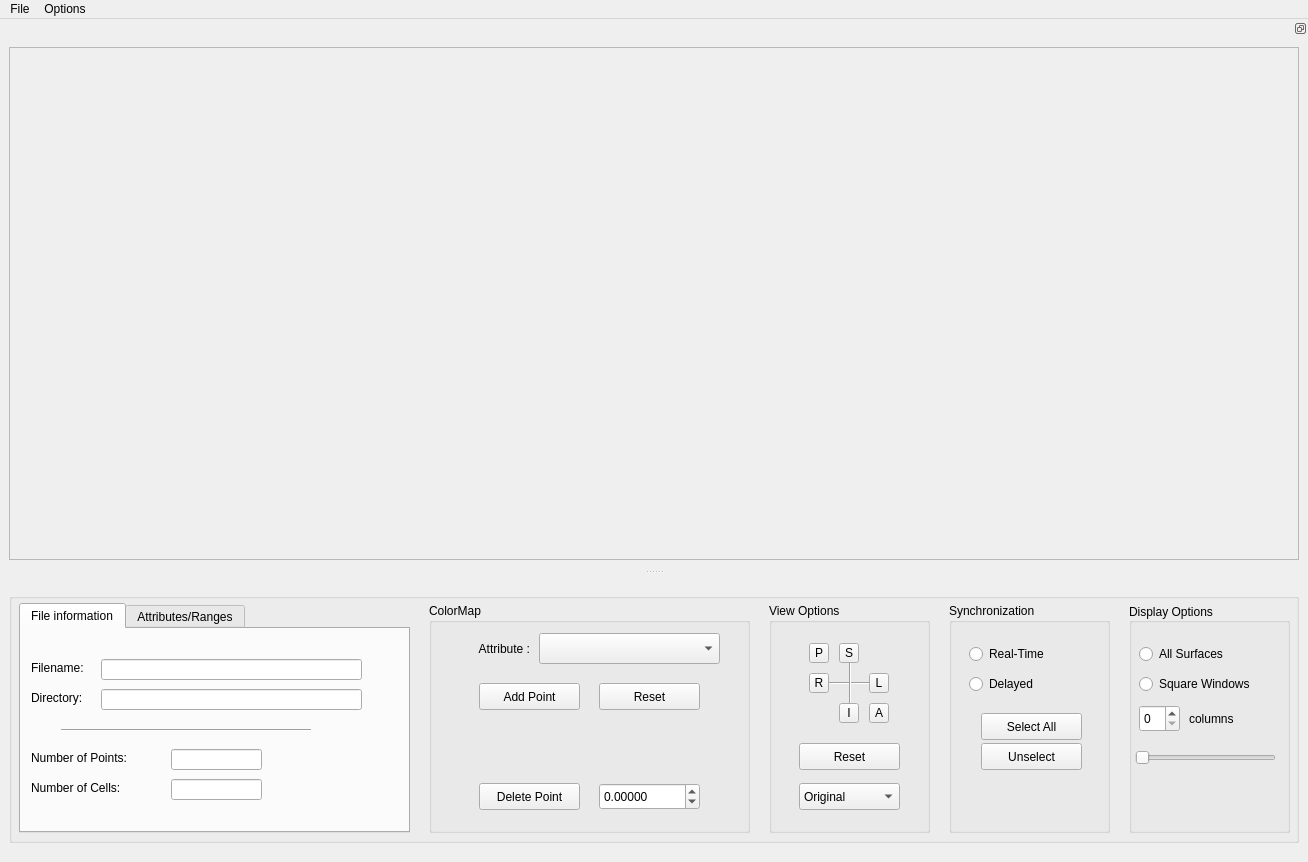
This is src/ShapePopulationQT.ui in NIRALUser/ShapePopulationViewer as Qt 5 draws it before an edit. The edited form follows.
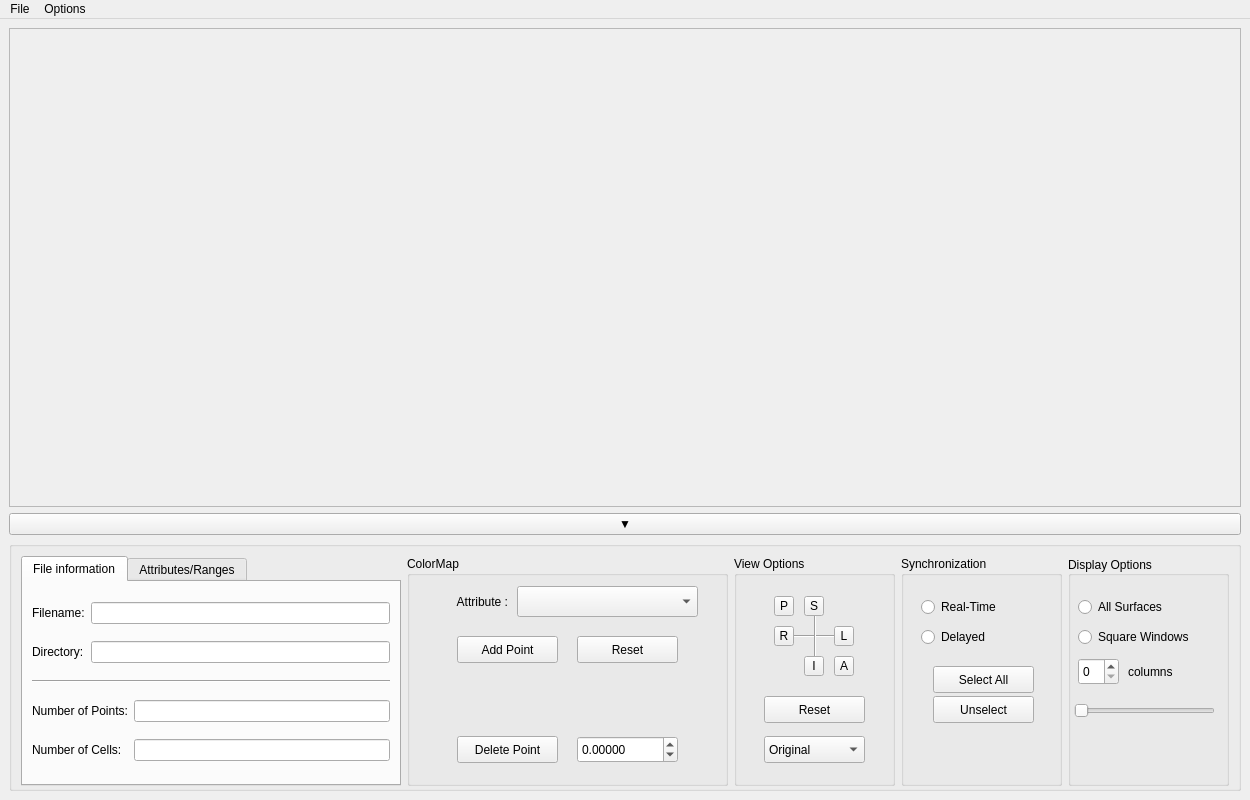
This is the edited form. Icons and pictures are not drawn. Custom widgets are drawn as their Qt base class.

Commit message:
GUI optimization + bug correction on selection
- ENH : the display area now can't be detached from the mainwindow, but a Hide/Show button allows to only display this area
- ENH : the resizing of the mainwindow has been updated to resize the tools and the display area smoothly
- BUG : when unselecting all then selecting all, the colorbar was enabled after the update of the colormap, which resulted in black meshes and void colorbars. Just switching those two processes fixed the bug.

```diff
--- a/src/ShapePopulationQT.ui
+++ b/src/ShapePopulationQT.ui
@@ -6,8 +6,8 @@
    <rect>
     <x>0</x>
     <y>0</y>
-    <width>1308</width>
-    <height>862</height>
+    <width>1250</width>
+    <height>800</height>
    </rect>
   </property>
   <property name="sizePolicy">
@@ -18,8 +18,8 @@
   </property>
   <property name="minimumSize">
    <size>
-    <width>1300</width>
-    <height>850</height>
+    <width>0</width>
+    <height>0</height>
    </size>
   </property>
   <property name="acceptDrops">
@@ -42,15 +42,85 @@
    <property name="acceptDrops">
     <bool>false</bool>
    </property>
-   <layout class="QGridLayout" name="gridLayout">
-    <item row="0" column="0">
-     <widget class="QGroupBox" name="groupBox_OPTIONS">
+   <layout class="QVBoxLayout" name="verticalLayout">
+    <item>
+     <widget class="QScrollArea" name="scrollArea">
+      <property name="sizePolicy">
+       <sizepolicy hsizetype="Expanding" vsizetype="Expanding">
+        <horstretch>1</horstretch>
+        <verstretch>1</verstretch>
+       </sizepolicy>
+      </property>
+      <property name="minimumSize">
+       <size>
+        <width>0</width>
+        <height>0</height>
+       </size>
+      </property>
+      <property name="maximumSize">
+       <size>
+        <width>524287</width>
+        <height>524287</height>
+       </size>
+      </property>
+      <property name="mouseTracking">
+       <bool>true</bool>
+      </property>
+      <property name="acceptDrops">
+       <bool>false</bool>
+      </property>
+      <property name="layoutDirection">
+       <enum>Qt::LeftToRight</enum>
+      </property>
+      <property name="verticalScrollBarPolicy">
+       <enum>Qt::ScrollBarAsNeeded</enum>
+      </property>
+      <property name="horizontalScrollBarPolicy">
+       <enum>Qt::ScrollBarAsNeeded</enum>
+      </property>
+      <property name="widgetResizable">
+       <bool>false</bool>
+      </property>
+      <widget class="QWidget" name="scrollAreaWidgetContents">
+       <property name="geometry">
+        <rect>
+         <x>0</x>
+         <y>0</y>
+         <width>0</width>
+         <height>0</height>
+        </rect>
+       </property>
+       <property name="sizePolicy">
+        <sizepolicy hsizetype="Expanding" vsizetype="Expanding">
+         <horstretch>1</horstretch>
+         <verstretch>1</verstretch>
+        </sizepolicy>
+       </property>
+       <property name="mouseTracking">
+        <bool>true</bool>
+       </property>
+       <property name="acceptDrops">
+        <bool>false</bool>
+       </property>
+       <layout class="QGridLayout" name="gridLayout_5"/>
+      </widget>
+     </widget>
+    </item>
+    <item>
+     <widget class="QPushButton" name="pushButton_displayTools">
+      <property name="text">
+       <string>▼</string>
+      </property>
+     </widget>
+    </item>
+    <item>
+     <widget class="QGroupBox" name="toolBox">
       <property name="enabled">
        <bool>true</bool>
       </property>
       <property name="minimumSize">
        <size>
-        <width>1290</width>
+        <width>1150</width>
         <height>250</height>
        </size>
       </property>
@@ -69,14 +139,153 @@
       <property name="checkable">
        <bool>false</bool>
       </property>
+      <layout class="QHBoxLayout" name="horizontalLayout">
+       <item>
+        <widget class="QTabWidget" name="tabWidget">
+         <property name="enabled">
+          <bool>true</bool>
+         </property>
+         <property name="minimumSize">
+          <size>
+           <width>300</width>
+           <height>230</height>
+          </size>
+         </property>
+         <property name="maximumSize">
+          <size>
+           <width>600</width>
+           <height>230</height>
+          </size>
+         </property>
+         <property name="currentIndex">
+          <number>0</number>
+         </property>
+         <widget class="QWidget" name="tab_INFO">
+          <attribute name="title">
+           <string>File information</string>
+          </attribute>
+          <layout class="QGridLayout" name="gridLayout">
+           <item row="0" column="0">
+            <widget class="QLabel" name="label_filename">
+             <property name="text">
+              <string>Filename:</string>
+             </property>
+            </widget>
+           </item>
+           <item row="0" column="1" colspan="2">
+            <widget class="QLineEdit" name="lineEdit_filename">
+             <property name="readOnly">
+              <bool>true</bool>
+             </property>
+            </widget>
+           </item>
+           <item row="1" column="0">
+            <widget class="QLabel" name="label_dir">
+             <property name="text">
+              <string>Directory:</string>
+             </property>
+            </widget>
+           </item>
+           <item row="1" column="1" colspan="2">
+            <widget class="QLineEdit" name="lineEdit_dir">
+             <property name="enabled">
+              <bool>true</bool>
+             </property>
+             <property name="readOnly">
+              <bool>true</bool>
+             </property>
+            </widget>
+           </item>
+           <item row="2" column="0" colspan="3">
+            <widget class="Line" name="line_INFO">
+             <property name="orientation">
+              <enum>Qt::Horizontal</enum>
+             </property>
+            </widget>
+           </item>
+           <item row="3" column="0" colspan="2">
+            <widget class="QLabel" name="label_points">
+             <property name="text">
+              <string>Number of Points:</string>
+             </property>
+            </widget>
+           </item>
+           <item row="3" column="2">
+            <widget class="QLineEdit" name="lineEdit_points">
+             <property name="enabled">
+              <bool>true</bool>
+             </property>
+             <property name="readOnly">
+              <bool>true</bool>
+             </property>
+            </widget>
+           </item>
+           <item row="4" column="0" colspan="2">
+            <widget class="QLabel" name="label_cells">
+             <property name="text">
+              <string>Number of Cells:</string>
+             </property>
+            </widget>
+           </item>
+           <item row="4" column="2">
+            <widget class="QLineEdit" name="lineEdit_cells">
+             <property name="enabled">
+              <bool>true</bool>
+             </property>
+             <property name="readOnly">
+              <bool>true</bool>
+             </property>
+            </widget>
+           </item>
+          </layout>
+         </widget>
+         <widget class="QWidget" name="tab_data">
+          <attribute name="title">
+           <string>Attributes/Ranges</string>
+          </attribute>
+          <layout class="QVBoxLayout" name="verticalLayout_2">
+           <item>
+            <widget class="QTableView" name="tableView">
+             <property name="horizontalScrollBarPolicy">
+              <enum>Qt::ScrollBarAsNeeded</enum>
+             </property>
+             <property name="showDropIndicator" stdset="0">
+              <bool>false</bool>
+             </property>
+             <property name="dragDropOverwriteMode">
+              <bool>false</bool>
+             </property>
+             <property name="alternatingRowColors">
+              <bool>false</bool>
+             </property>
+             <property name="wordWrap">
+              <bool>true</bool>
+             </property>
+             <property name="cornerButtonEnabled">
+              <bool>true</bool>
+             </property>
+             <attribute name="verticalHeaderVisible">
+              <bool>false</bool>
+             </attribute>
+            </widget>
+           </item>
+          </layout>
+         </widget>
+        </widget>
+       </item>
+       <item>
       <widget class="QGroupBox" name="groupBox_VISU">
-       <property name="geometry">
-        <rect>
-         <x>420</x>
-         <y>10</y>
+         <property name="minimumSize">
+          <size>
          <width>321</width>
          <height>230</height>
-        </rect>
+          </size>
+         </property>
+         <property name="maximumSize">
+          <size>
+           <width>321</width>
+           <height>230</height>
+          </size>
        </property>
        <property name="title">
         <string>ColorMap</string>
@@ -192,166 +401,23 @@
         </property>
        </widget>
       </widget>
-      <widget class="QGroupBox" name="groupBox_DISPLAY">
-       <property name="geometry">
-        <rect>
-         <x>1120</x>
-         <y>10</y>
-         <width>161</width>
-         <height>230</height>
-        </rect>
-       </property>
-       <property name="title">
-        <string>Display Options</string>
-       </property>
-       <property name="alignment">
-        <set>Qt::AlignLeading|Qt::AlignLeft|Qt::AlignVCenter</set>
-       </property>
-       <widget class="QRadioButton" name="radioButton_DISPLAY_all">
-        <property name="geometry">
-         <rect>
-          <x>10</x>
-          <y>40</y>
-          <width>141</width>
-          <height>22</height>
-         </rect>
-        </property>
-        <property name="text">
-         <string>All Surfaces</string>
-        </property>
-       </widget>
-       <widget class="QRadioButton" name="radioButton_DISPLAY_square">
-        <property name="geometry">
-         <rect>
-          <x>10</x>
-          <y>70</y>
-          <width>141</width>
-          <height>22</height>
-         </rect>
-        </property>
-        <property name="text">
-         <string>Square Windows</string>
-        </property>
-       </widget>
-       <widget class="QSpinBox" name="spinBox_DISPLAY_columns">
-        <property name="geometry">
-         <rect>
-          <x>10</x>
-          <y>102</y>
-          <width>41</width>
-          <height>27</height>
-         </rect>
-        </property>
-       </widget>
-       <widget class="QLabel" name="label_DISPLAY_columns">
-        <property name="geometry">
-         <rect>
-          <x>60</x>
-          <y>100</y>
-          <width>63</width>
-          <height>31</height>
-         </rect>
-        </property>
-        <property name="text">
-         <string>columns</string>
-        </property>
-       </widget>
-       <widget class="QSlider" name="slider_DISPLAY_columns">
-        <property name="enabled">
-         <bool>true</bool>
-        </property>
-        <property name="geometry">
-         <rect>
-          <x>6</x>
-          <y>139</y>
-          <width>141</width>
-          <height>31</height>
-         </rect>
-        </property>
-        <property name="minimum">
-         <number>1</number>
-        </property>
-        <property name="orientation">
-         <enum>Qt::Horizontal</enum>
-        </property>
-       </widget>
-      </widget>
-      <widget class="QGroupBox" name="groupBox_SYNC">
-       <property name="geometry">
-        <rect>
-         <x>940</x>
-         <y>10</y>
-         <width>161</width>
-         <height>230</height>
-        </rect>
-       </property>
-       <property name="title">
-        <string>Synchronization</string>
-       </property>
-       <widget class="QRadioButton" name="radioButton_SYNC_realtime">
-        <property name="geometry">
-         <rect>
-          <x>20</x>
-          <y>40</y>
-          <width>121</width>
-          <height>22</height>
-         </rect>
-        </property>
-        <property name="text">
-         <string>Real-Time</string>
-        </property>
-       </widget>
-       <widget class="QRadioButton" name="radioButton_SYNC_delayed">
-        <property name="geometry">
-         <rect>
-          <x>20</x>
-          <y>70</y>
-          <width>121</width>
-          <height>22</height>
-         </rect>
-        </property>
-        <property name="text">
-         <string>Delayed</string>
-        </property>
-       </widget>
-       <widget class="QPushButton" name="pushButton_SYNC_all">
-        <property name="geometry">
-         <rect>
-          <x>32</x>
-          <y>110</y>
-          <width>101</width>
-          <height>27</height>
-         </rect>
-        </property>
-        <property name="text">
-         <string>Select All</string>
-        </property>
-       </widget>
-       <widget class="QPushButton" name="pushButton_SYNC_unselect">
-        <property name="geometry">
-         <rect>
-          <x>32</x>
-          <y>140</y>
-          <width>101</width>
-          <height>27</height>
-         </rect>
-        </property>
-        <property name="text">
-         <string>Unselect</string>
-        </property>
-       </widget>
-      </widget>
+       </item>
+       <item>
       <widget class="QGroupBox" name="groupBox_VIEW">
        <property name="enabled">
         <bool>true</bool>
        </property>
-       <property name="geometry">
-        <rect>
-         <x>760</x>
-         <y>10</y>
+         <property name="minimumSize">
+          <size>
          <width>161</width>
          <height>230</height>
-        </rect>
+          </size>
+         </property>
+         <property name="maximumSize">
+          <size>
+           <width>161</width>
+           <height>230</height>
+          </size>
        </property>
        <property name="title">
         <string>View Options</string>
@@ -612,299 +678,180 @@
        <zorder>pushButton_VIEW_reset</zorder>
        <zorder>comboBox_SYNC_position</zorder>
       </widget>
-      <widget class="QTabWidget" name="tabWidget">
-       <property name="enabled">
-        <bool>true</bool>
-       </property>
+       </item>
+       <item>
+        <widget class="QGroupBox" name="groupBox_SYNC">
+         <property name="minimumSize">
+          <size>
+           <width>161</width>
+           <height>230</height>
+          </size>
+         </property>
+         <property name="maximumSize">
+          <size>
+           <width>161</width>
+           <height>230</height>
+          </size>
+         </property>
+         <property name="title">
+          <string>Synchronization</string>
+         </property>
+         <widget class="QRadioButton" name="radioButton_SYNC_realtime">
        <property name="geometry">
         <rect>
-         <x>10</x>
-         <y>10</y>
-         <width>391</width>
-         <height>230</height>
-        </rect>
-       </property>
-       <property name="currentIndex">
-        <number>0</number>
-       </property>
-       <widget class="QWidget" name="tab_INFO">
-        <attribute name="title">
-         <string>File information</string>
-        </attribute>
-        <widget class="QLabel" name="label_filename">
+            <x>20</x>
+            <y>40</y>
+            <width>121</width>
+            <height>22</height>
+           </rect>
+          </property>
+          <property name="text">
+           <string>Real-Time</string>
+          </property>
+         </widget>
+         <widget class="QRadioButton" name="radioButton_SYNC_delayed">
          <property name="geometry">
           <rect>
-           <x>10</x>
-           <y>30</y>
-           <width>71</width>
-           <height>17</height>
+            <x>20</x>
+            <y>70</y>
+            <width>121</width>
+            <height>22</height>
           </rect>
          </property>
          <property name="text">
-          <string>Filename:</string>
-         </property>
-        </widget>
-        <widget class="QLabel" name="label_dir">
+           <string>Delayed</string>
+          </property>
+         </widget>
+         <widget class="QPushButton" name="pushButton_SYNC_all">
          <property name="geometry">
           <rect>
-           <x>10</x>
-           <y>60</y>
-           <width>71</width>
-           <height>17</height>
+            <x>32</x>
+            <y>110</y>
+            <width>101</width>
+            <height>27</height>
           </rect>
          </property>
          <property name="text">
-          <string>Directory:</string>
-         </property>
-        </widget>
-        <widget class="QLabel" name="label_cells">
+           <string>Select All</string>
+          </property>
+         </widget>
+         <widget class="QPushButton" name="pushButton_SYNC_unselect">
          <property name="geometry">
           <rect>
+            <x>32</x>
+            <y>140</y>
+            <width>101</width>
+            <height>27</height>
+           </rect>
+          </property>
+          <property name="text">
+           <string>Unselect</string>
+          </property>
+         </widget>
+        </widget>
+       </item>
+       <item>
+        <widget class="QGroupBox" name="groupBox_DISPLAY">
+         <property name="minimumSize">
+          <size>
+           <width>161</width>
+           <height>230</height>
+          </size>
+         </property>
+         <property name="maximumSize">
+          <size>
+           <width>161</width>
+           <height>230</height>
+          </size>
+         </property>
+         <property name="title">
+          <string>Display Options</string>
+         </property>
+         <property name="alignment">
+          <set>Qt::AlignLeading|Qt::AlignLeft|Qt::AlignVCenter</set>
+         </property>
+         <widget class="QRadioButton" name="radioButton_DISPLAY_all">
+          <property name="geometry">
+           <rect>
            <x>10</x>
-           <y>150</y>
-           <width>121</width>
-           <height>17</height>
+            <y>40</y>
+            <width>141</width>
+            <height>22</height>
           </rect>
          </property>
          <property name="text">
-          <string>Number of Cells:</string>
-         </property>
-        </widget>
-        <widget class="QLabel" name="label_points">
+           <string>All Surfaces</string>
+          </property>
+         </widget>
+         <widget class="QRadioButton" name="radioButton_DISPLAY_square">
          <property name="geometry">
           <rect>
            <x>10</x>
-           <y>120</y>
-           <width>121</width>
-           <height>17</height>
+            <y>70</y>
+            <width>141</width>
+            <height>22</height>
           </rect>
          </property>
          <property name="text">
-          <string>Number of Points:</string>
-         </property>
-        </widget>
-        <widget class="Line" name="line_INFO">
+           <string>Square Windows</string>
+          </property>
+         </widget>
+         <widget class="QSpinBox" name="spinBox_DISPLAY_columns">
          <property name="geometry">
           <rect>
-           <x>40</x>
+            <x>10</x>
+            <y>102</y>
+            <width>41</width>
+            <height>27</height>
+           </rect>
+          </property>
+         </widget>
+         <widget class="QLabel" name="label_DISPLAY_columns">
+          <property name="geometry">
+           <rect>
+            <x>60</x>
            <y>100</y>
-           <width>250</width>
-           <height>3</height>
-          </rect>
+            <width>63</width>
+            <height>31</height>
+           </rect>
+          </property>
+          <property name="text">
+           <string>columns</string>
+          </property>
+         </widget>
+         <widget class="QSlider" name="slider_DISPLAY_columns">
+          <property name="enabled">
+           <bool>true</bool>
+          </property>
+          <property name="geometry">
+           <rect>
+            <x>6</x>
+            <y>139</y>
+            <width>141</width>
+            <height>31</height>
+           </rect>
+          </property>
+          <property name="minimum">
+           <number>1</number>
          </property>
          <property name="orientation">
           <enum>Qt::Horizontal</enum>
          </property>
         </widget>
-        <widget class="QLineEdit" name="lineEdit_filename">
-         <property name="geometry">
-          <rect>
-           <x>80</x>
-           <y>30</y>
-           <width>261</width>
-           <height>21</height>
-          </rect>
-         </property>
-         <property name="readOnly">
-          <bool>true</bool>
-         </property>
         </widget>
-        <widget class="QLineEdit" name="lineEdit_dir">
-         <property name="enabled">
-          <bool>true</bool>
-         </property>
-         <property name="geometry">
-          <rect>
-           <x>80</x>
-           <y>60</y>
-           <width>261</width>
-           <height>21</height>
-          </rect>
-         </property>
-         <property name="readOnly">
-          <bool>true</bool>
-         </property>
-        </widget>
-        <widget class="QLineEdit" name="lineEdit_points">
-         <property name="enabled">
-          <bool>true</bool>
-         </property>
-         <property name="geometry">
-          <rect>
-           <x>150</x>
-           <y>120</y>
-           <width>91</width>
-           <height>21</height>
-          </rect>
-         </property>
-         <property name="readOnly">
-          <bool>true</bool>
-         </property>
-        </widget>
-        <widget class="QLineEdit" name="lineEdit_cells">
-         <property name="enabled">
-          <bool>true</bool>
-         </property>
-         <property name="geometry">
-          <rect>
-           <x>150</x>
-           <y>150</y>
-           <width>91</width>
-           <height>21</height>
-          </rect>
-         </property>
-         <property name="readOnly">
-          <bool>true</bool>
-         </property>
-        </widget>
-       </widget>
-       <widget class="QWidget" name="tab_data">
-        <attribute name="title">
-         <string>Attributes/Ranges</string>
-        </attribute>
-        <widget class="QTableView" name="tableView">
-         <property name="geometry">
-          <rect>
-           <x>-1</x>
-           <y>-1</y>
-           <width>391</width>
-           <height>201</height>
-          </rect>
-         </property>
-         <property name="horizontalScrollBarPolicy">
-          <enum>Qt::ScrollBarAsNeeded</enum>
-         </property>
-         <property name="showDropIndicator" stdset="0">
-          <bool>false</bool>
-         </property>
-         <property name="dragDropOverwriteMode">
-          <bool>false</bool>
-         </property>
-         <property name="alternatingRowColors">
-          <bool>false</bool>
-         </property>
-         <property name="wordWrap">
-          <bool>true</bool>
-         </property>
-         <property name="cornerButtonEnabled">
-          <bool>true</bool>
-         </property>
-         <attribute name="verticalHeaderVisible">
-          <bool>false</bool>
-         </attribute>
-        </widget>
-       </widget>
-      </widget>
-     </widget>
     </item>
    </layout>
   </widget>
-  <widget class="QDockWidget" name="dockWidget">
-   <property name="minimumSize">
-    <size>
-     <width>1290</width>
-     <height>550</height>
-    </size>
-   </property>
-   <property name="maximumSize">
-    <size>
-     <width>524287</width>
-     <height>524287</height>
-    </size>
-   </property>
-   <property name="acceptDrops">
-    <bool>false</bool>
-   </property>
-   <property name="features">
-    <set>QDockWidget::DockWidgetFloatable</set>
-   </property>
-   <attribute name="dockWidgetArea">
-    <number>4</number>
-   </attribute>
-   <widget class="QWidget" name="dockWidgetContents">
-    <property name="sizePolicy">
-     <sizepolicy hsizetype="Expanding" vsizetype="Expanding">
-      <horstretch>1</horstretch>
-      <verstretch>1</verstretch>
-     </sizepolicy>
-    </property>
-    <property name="acceptDrops">
-     <bool>false</bool>
-    </property>
-    <layout class="QGridLayout" name="gridLayout_2">
-     <item row="0" column="0">
-      <widget class="QScrollArea" name="scrollArea">
-       <property name="sizePolicy">
-        <sizepolicy hsizetype="Expanding" vsizetype="Expanding">
-         <horstretch>1</horstretch>
-         <verstretch>1</verstretch>
-        </sizepolicy>
-       </property>
-       <property name="minimumSize">
-        <size>
-         <width>0</width>
-         <height>0</height>
-        </size>
-       </property>
-       <property name="maximumSize">
-        <size>
-         <width>524287</width>
-         <height>524287</height>
-        </size>
-       </property>
-       <property name="mouseTracking">
-        <bool>true</bool>
-       </property>
-       <property name="acceptDrops">
-        <bool>false</bool>
-       </property>
-       <property name="layoutDirection">
-        <enum>Qt::LeftToRight</enum>
-       </property>
-       <property name="verticalScrollBarPolicy">
-        <enum>Qt::ScrollBarAsNeeded</enum>
-       </property>
-       <property name="horizontalScrollBarPolicy">
-        <enum>Qt::ScrollBarAsNeeded</enum>
-       </property>
-       <property name="widgetResizable">
-        <bool>false</bool>
-       </property>
-       <widget class="QWidget" name="scrollAreaWidgetContents">
-        <property name="geometry">
-         <rect>
-          <x>0</x>
-          <y>0</y>
-          <width>1094</width>
-          <height>475</height>
-         </rect>
-        </property>
-        <property name="sizePolicy">
-         <sizepolicy hsizetype="Expanding" vsizetype="Expanding">
-          <horstretch>1</horstretch>
-          <verstretch>1</verstretch>
-         </sizepolicy>
-        </property>
-        <property name="mouseTracking">
-         <bool>true</bool>
-        </property>
-        <property name="acceptDrops">
-         <bool>false</bool>
-        </property>
-        <layout class="QGridLayout" name="gridLayout_5"/>
-       </widget>
-      </widget>
-     </item>
-    </layout>
-   </widget>
+    </item>
+   </layout>
   </widget>
   <widget class="QMenuBar" name="menuBar">
    <property name="geometry">
     <rect>
      <x>0</x>
      <y>0</y>
-     <width>1308</width>
-     <height>22</height>
+     <width>1250</width>
+     <height>25</height>
     </rect>
    </property>
    <widget class="QMenu" name="menuFile">
```
Left out of the diff: 20 changed lines with no effect on the pictures. Lines whose indentation alone changed are shown as unchanged. The commit also changes 2 other files.
